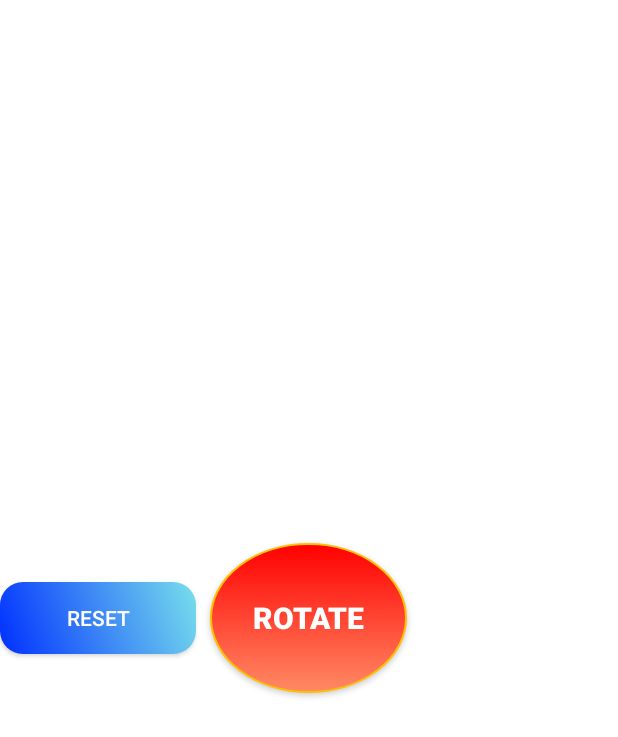
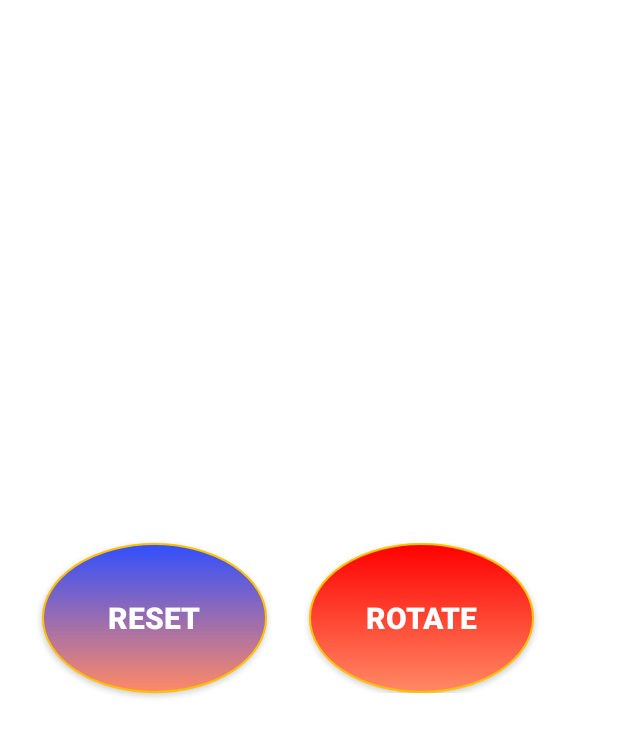
Before and after one commit to chicuong0215/BauCua_AndroidJava, an Android app: the layout content_bottom_activity.xml on its own in the app's theme, with its tools: preview values and no code run, on a phone screen of 412 x 824 dp. Shown: the top 737 px of the screen. Run offline under Robolectric (Android 15) with nearby library versions, the phone set to English and light mode, and no system bars.

Commit message:
update ui

```diff
--- a/app/src/main/res/layout/activity_main.xml
+++ b/app/src/main/res/layout/activity_main.xml
@@ -26,7 +26,8 @@
         android:layout_width="match_parent"
         android:layout_height="wrap_content"
         android:gravity="center"
-        android:text="0 đ" />
+        android:text="0 đ"
+        android:textStyle="italic" />
 
     <include
         layout="@layout/content_middle_activity"
--- a/app/src/main/res/layout/content_bottom_activity.xml
+++ b/app/src/main/res/layout/content_bottom_activity.xml
@@ -4,24 +4,31 @@
     android:layout_height="match_parent"
     android:gravity="center"
     android:orientation="horizontal"
-    android:weightSum="3">
+    android:weightSum="2">
 
     <androidx.appcompat.widget.AppCompatButton
-        android:id="@+id/btnBack"
-        android:layout_width="0dp"
+        android:id="@+id/btnReset"
+        android:layout_width="150dp"
         android:layout_height="wrap_content"
-        android:layout_weight="1"
-        android:background="@drawable/btn"
+        android:background="@drawable/btn_circle_2"
+        android:gravity="center"
         android:text="@string/reset"
-        android:textColor="@color/white" />
+        android:textColor="@color/white"
+        android:textSize="20sp"
+        android:textStyle="bold" />
+
+    <FrameLayout
+        android:layout_width="150dp"
+        android:layout_height="wrap_content"
+        android:layout_weight="1">
 
         <androidx.appcompat.widget.AppCompatButton
             android:id="@+id/btnRotate"
-        android:layout_width="0dp"
+            android:layout_width="150dp"
             android:layout_height="wrap_content"
-        android:layout_margin="9dp"
-        android:layout_weight="1"
+            android:layout_gravity="center"
             android:background="@drawable/btn_circle"
+            android:gravity="center"
             android:text="@string/rotate"
             android:textColor="@color/white"
             android:textSize="20sp"
@@ -29,11 +36,15 @@
 
         <androidx.appcompat.widget.AppCompatButton
             android:id="@+id/btnContinue"
-        android:layout_width="0dp"
+            android:layout_width="150dp"
             android:layout_height="wrap_content"
-        android:layout_weight="1"
-        android:background="@drawable/btn"
+            android:layout_gravity="center"
+            android:background="@drawable/btn_circle"
+            android:gravity="center"
             android:text="@string/play_continue"
             android:textColor="@color/white"
+            android:textSize="20sp"
+            android:textStyle="bold"
             android:visibility="invisible" />
+    </FrameLayout>
 </LinearLayout>
--- a/app/src/main/res/values/strings.xml
+++ b/app/src/main/res/values/strings.xml
@@ -7,4 +7,5 @@
     <string name="tip_do_not_have_enough_coin">You don\'t have enough coin!</string>
     <string name="reset">Reset</string>
     <string name="put_coin">Put coin</string>
+    <string name="rotating">Rotating...</string>
 </resources>
```
Also changed, not shown: app/src/main/java/com/cuong/app/baucua/MainActivity.java (+91 -52 lines), app/src/main/res/layout/content_middle_activity.xml (+17 -6 lines), app/src/main/res/layout/dialog_rotate.xml (+11 -2 lines), 1 other file. Lines whose indentation alone changed are shown as unchanged.
